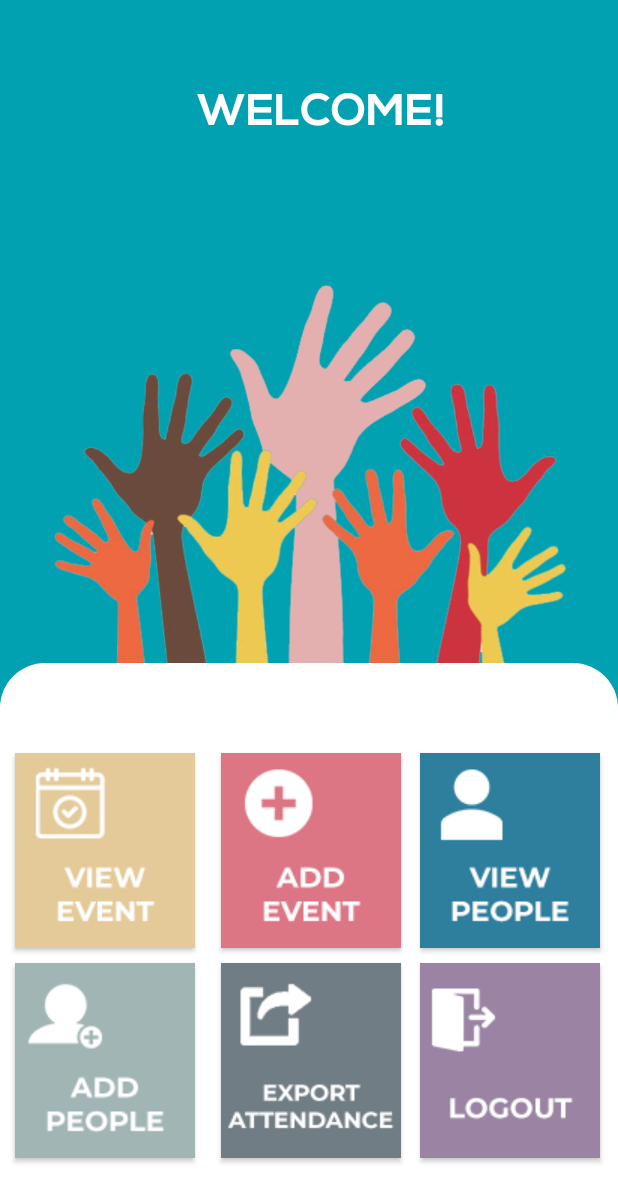
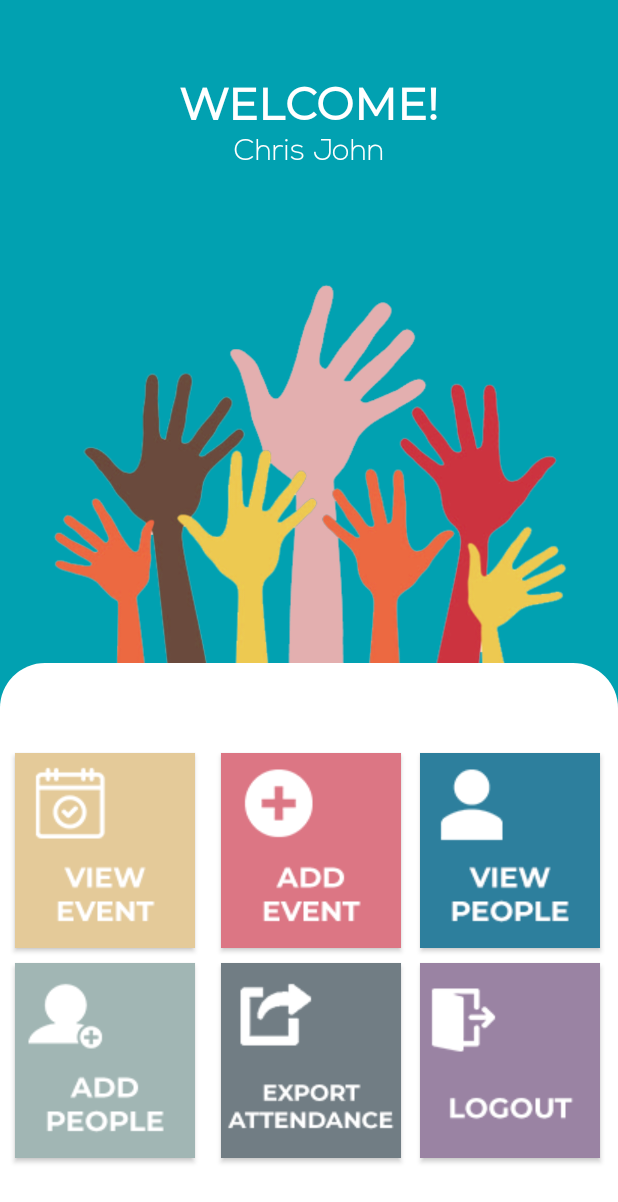
Before and after one commit to JhopatSantiago/SayPresent, an Android app: the Dashboard screen opened directly, with no data from a screen before it, on a phone screen of 412 x 824 dp. Shown: the top 1202 px of the screen. Run offline under Robolectric (Android 15) with nearby library versions, the phone set to English and light mode, and no system bars.

Commit message:
UPDATE: Change of name
Addition of change in dashboard

```diff
--- a/app/build.gradle
+++ b/app/build.gradle
@@ -31,4 +31,5 @@ dependencies {
     implementation 'com.google.firebase:firebase-analytics:17.2.0'
     implementation 'com.google.firebase:firebase-database:19.2.0'
     implementation 'androidx.cardview:cardview:1.0.0'
+    implementation 'com.google.android.gms:play-services-maps:17.0.0'
 }
--- a/app/src/main/res/layout/activity_dashboard.xml
+++ b/app/src/main/res/layout/activity_dashboard.xml
@@ -11,16 +11,16 @@
         android:id="@+id/textView3"
         android:layout_width="wrap_content"
         android:layout_height="wrap_content"
-        android:fontFamily="@font/nexa_bold"
+        android:fontFamily="@font/montserrat_regular"
         android:text="WELCOME!"
         android:textColor="#FFFFFF"
         android:textSize="30sp"
+        android:textStyle="bold"
         app:layout_constraintBottom_toBottomOf="parent"
         app:layout_constraintEnd_toEndOf="parent"
-        app:layout_constraintHorizontal_bias="0.534"
         app:layout_constraintStart_toStartOf="parent"
         app:layout_constraintTop_toTopOf="parent"
-        app:layout_constraintVertical_bias="0.07" />
+        app:layout_constraintVertical_bias="0.062" />
 
     <ImageView
         android:id="@+id/imageView4"
@@ -36,6 +36,7 @@
         app:srcCompat="@drawable/raise_hands_2" />
 
     <LinearLayout
+        android:id="@+id/linearLayout"
         android:layout_width="412dp"
         android:layout_height="382dp"
         android:background="@drawable/background_dashboardmenu"
@@ -79,8 +80,8 @@
                 android:layout_width="120dp"
                 android:layout_height="130dp"
                 android:layout_marginLeft="10dp"
-                android:background="@drawable/add_icon"
-                android:layout_marginTop="60dp" />
+                android:layout_marginTop="60dp"
+                android:background="@drawable/add_icon" />
 
             <Button
                 android:id="@+id/exportAttendance"
@@ -102,7 +103,7 @@
                 android:layout_height="130dp"
                 android:layout_marginLeft="5dp"
                 android:layout_marginTop="60dp"
-                android:background="@drawable/person_icon"/>
+                android:background="@drawable/person_icon" />
 
             <Button
                 android:id="@+id/logout"
@@ -110,9 +111,24 @@
                 android:layout_height="130dp"
                 android:layout_marginLeft="5dp"
                 android:layout_marginTop="10dp"
-                android:background="@drawable/logout_icon"/>
+                android:background="@drawable/logout_icon" />
         </LinearLayout>
     </LinearLayout>
 
+    <TextView
+        android:id="@+id/dashboardFN"
+        android:layout_width="125dp"
+        android:layout_height="30dp"
+        android:fontFamily="@font/nexa_light"
+        android:text="Chris John"
+        android:textAlignment="center"
+        android:textColor="#ffffff"
+        android:textSize="20dp"
+        app:layout_constraintBottom_toBottomOf="@+id/linearLayout"
+        app:layout_constraintEnd_toEndOf="parent"
+        app:layout_constraintStart_toStartOf="parent"
+        app:layout_constraintTop_toBottomOf="@+id/textView3"
+        app:layout_constraintVertical_bias="0.0" />
+
 
 </androidx.constraintlayout.widget.ConstraintLayout>
--- a/app/src/main/res/values/styles.xml
+++ b/app/src/main/res/values/styles.xml
@@ -18,4 +18,9 @@
         <item name="colorPrimaryDark">@color/colorSecondarySplash</item>
         <item name="colorAccent">@color/colorAccentSplash</item>
     </style>
+<!--    <style name="Divider">-->
+<!--        <item name="android:layout_width">match_parent</item>-->
+<!--        <item name="android:layout_height">1dp</item>-->
+<!--        <item name="android:background">?android:attr/listDivider</item>-->
+<!--    </style>-->
 </resources>
```
Also changed, not shown: app/src/main/res/layout/activity_add_event.xml (+20 -25 lines).
